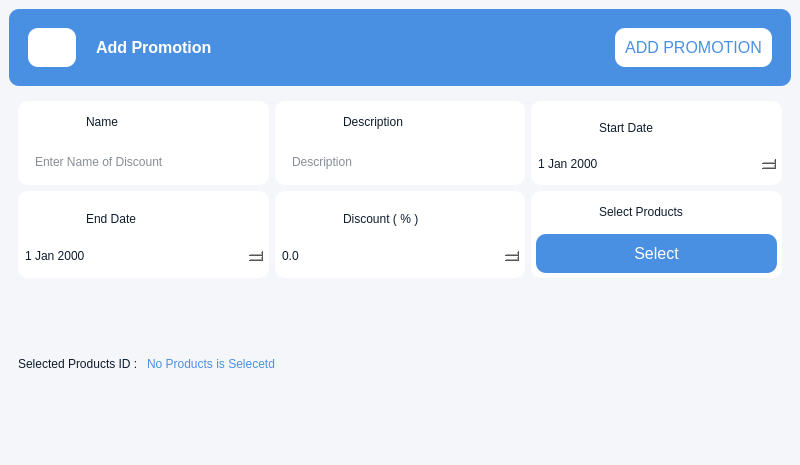
arshc0der/Inventory-Management-System, file addpromotion.ui: the form before one commit.
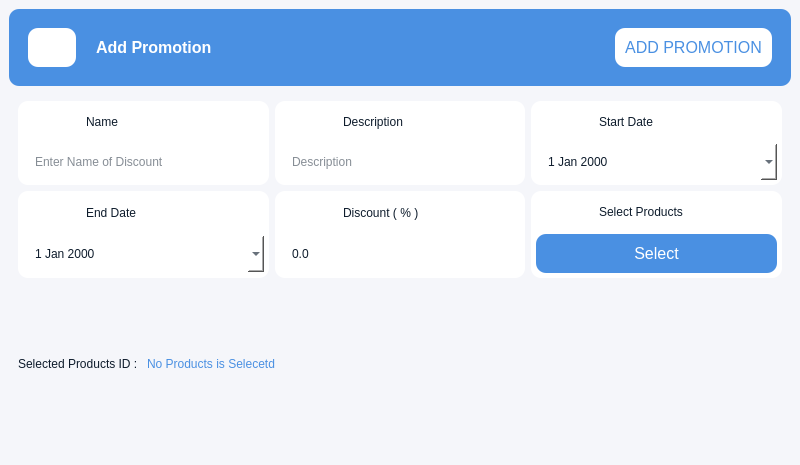
The form after the commit. Icons and pictures are not drawn.

What changed in the file:
```diff
--- a/addpromotion.ui
+++ b/addpromotion.ui
@@ -321,7 +321,14 @@
               </property>
               <property name="styleSheet">
                <string notr="true">color: rgb(14, 28, 44);
-border:none;</string>
+border:none;
+padding:10px;</string>
+              </property>
+              <property name="buttonSymbols">
+               <enum>QAbstractSpinBox::ButtonSymbols::UpDownArrows</enum>
+              </property>
+              <property name="calendarPopup">
+               <bool>true</bool>
               </property>
              </widget>
             </item>
@@ -509,7 +516,12 @@
             <item>
              <widget class="QDoubleSpinBox" name="discount_doubleSpinBox">
               <property name="styleSheet">
-               <string notr="true">color: rgb(14, 28, 44);</string>
+               <string notr="true">color: rgb(14, 28, 44);
+border:none;
+padding:10px;</string>
+              </property>
+              <property name="buttonSymbols">
+               <enum>QAbstractSpinBox::ButtonSymbols::NoButtons</enum>
               </property>
               <property name="decimals">
                <number>1</number>
@@ -598,7 +610,15 @@
             <item>
              <widget class="QDateEdit" name="end_Date_dateEdit">
               <property name="styleSheet">
-               <string notr="true">color: rgb(14, 28, 44);</string>
+               <string notr="true">color: rgb(14, 28, 44);
+border:none;
+padding:10px;</string>
+              </property>
+              <property name="buttonSymbols">
+               <enum>QAbstractSpinBox::ButtonSymbols::UpDownArrows</enum>
+              </property>
+              <property name="calendarPopup">
+               <bool>true</bool>
               </property>
              </widget>
             </item>
```
